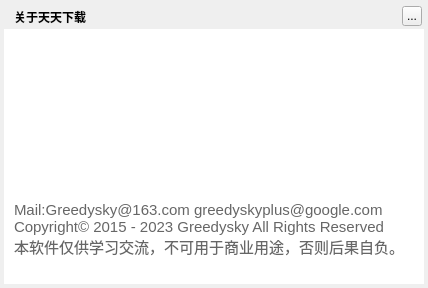
Old version of the form TTKModule/TTKWidget/downloadUiKits/downloadmessageaboutdialog.ui in the repository Greedysky/TTKDownloader.
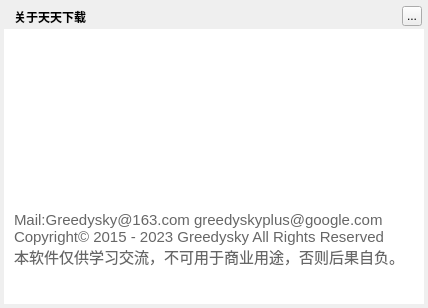
New version of the form.

What changed in the file:
```diff
--- a/TTKModule/TTKWidget/downloadUiKits/downloadmessageaboutdialog.ui
+++ b/TTKModule/TTKWidget/downloadUiKits/downloadmessageaboutdialog.ui
@@ -7,7 +7,7 @@
     <x>0</x>
     <y>0</y>
     <width>428</width>
-    <height>288</height>
+    <height>308</height>
    </rect>
   </property>
   <property name="windowTitle">
@@ -22,7 +22,7 @@
      <x>4</x>
      <y>4</y>
      <width>420</width>
-     <height>280</height>
+     <height>300</height>
     </rect>
    </property>
    <property name="styleSheet">
@@ -67,7 +67,7 @@
      <x>4</x>
      <y>29</y>
      <width>420</width>
-     <height>255</height>
+     <height>275</height>
     </rect>
    </property>
    <property name="styleSheet">
@@ -96,7 +96,7 @@
       <x>10</x>
       <y>165</y>
       <width>410</width>
-      <height>70</height>
+      <height>90</height>
      </rect>
     </property>
     <property name="styleSheet">
```
